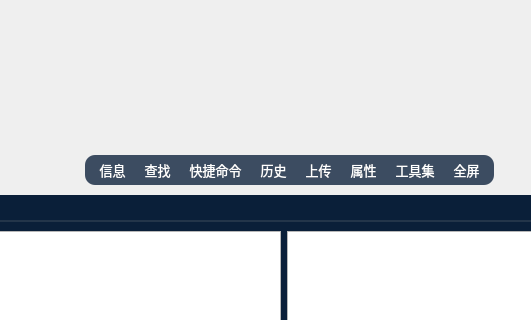
Before: the Qt Designer form source/sshwidget.ui in HuaGouFdog/Fdog-Kit, drawn with Qt 5; both pictures show x 483 to 1014 and y 0 to 320 of the 1391 by 699 pixel window.
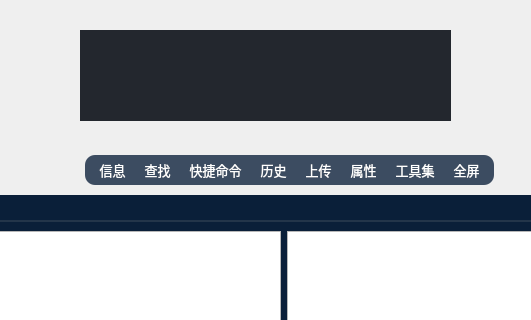
After: the same form once the commit is applied. Icons and pictures are not drawn.

Patch:
```diff
--- a/source/sshwidget.ui
+++ b/source/sshwidget.ui
@@ -1235,16 +1235,17 @@
                        </property>
                        <property name="styleSheet">
                         <string notr="true">QTextEdit{
-	background-color: rgba(0, 41, 69, 0);
-
+	/*background-color: rgba(0, 41, 69, 0);*/
+	
+	background-color: rgb(35, 39, 46);
 	font: 12pt &quot;Cascadia Mono,OPPOSans B&quot;;
 	border: none;
 	padding-top:0px;
     padding-bottom:0px;
 	padding-left:0px;
     padding-right:0px;
+	border-radius: 0px;
 color: rgba(255, 255, 255, 255, 255);
-border-radius: 5px;
 }
 
 QTextEdit::cursor {
```
Left out of the diff: 27 changed lines with no effect on the pictures.
